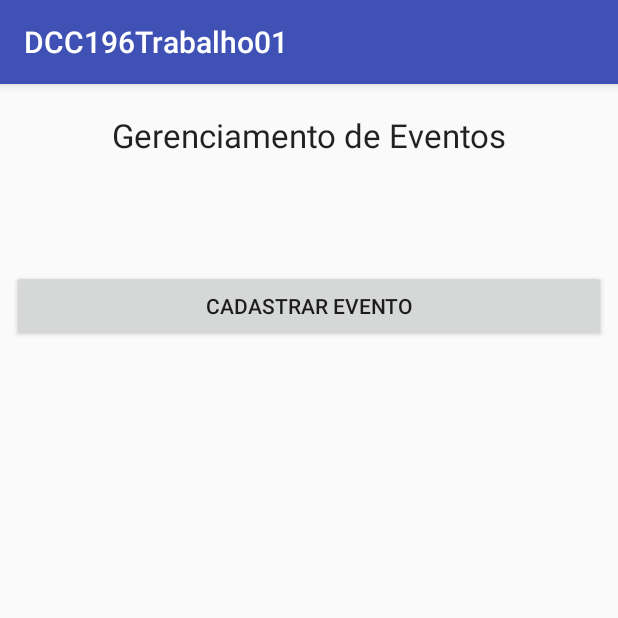
After one commit to ufjf-dcc196/dcc192-2018-3-trb1-gabriel-martins-mateus-goncalo, an Android app: the EventoActivity screen opened directly, with no data from a screen before it, on a phone screen of 412 x 824 dp, the top half of it. The commit adds this screen. Run offline under Robolectric (Android 15) with nearby library versions, the phone set to English and light mode, and no system bars.

Commit message:
Cria o EventoActivity

```diff
--- a/app/src/main/AndroidManifest.xml
+++ b/app/src/main/AndroidManifest.xml
@@ -16,7 +16,8 @@
                 <category android:name="android.intent.category.LAUNCHER" />
             </intent-filter>
         </activity>
-        <activity android:name=".ParticipanteActivity"></activity>
+        <activity android:name=".ParticipanteActivity" />
+        <activity android:name=".EventoActivity"></activity>
     </application>
 
 </manifest>
--- /dev/null
+++ b/app/src/main/java/com/example/gabriel/dcc196trabalho01/EventoActivity.java
@@ -0,0 +1,21 @@
+package com.example.gabriel.dcc196trabalho01;
+
+import android.support.v7.app.AppCompatActivity;
+import android.os.Bundle;
+import android.support.v7.widget.RecyclerView;
+import android.widget.Button;
+
+public class EventoActivity extends AppCompatActivity {
+
+    private Button btnCadastrarEvento;
+    private RecyclerView rvListaEventos;
+
+    @Override
+    protected void onCreate(Bundle savedInstanceState) {
+        super.onCreate(savedInstanceState);
+        setContentView(R.layout.activity_evento);
+
+        btnCadastrarEvento = findViewById(R.id.btn_cadastrarEvento);
+        rvListaEventos = findViewById(R.id.rv_listaEventos);
+    }
+}
--- a/app/src/main/java/com/example/gabriel/dcc196trabalho01/MainActivity.java
+++ b/app/src/main/java/com/example/gabriel/dcc196trabalho01/MainActivity.java
@@ -28,5 +28,7 @@ public class MainActivity extends AppCompatActivity {
                 startActivity(intent);
             }
         });
+
+
     }
 }
--- /dev/null
+++ b/app/src/main/res/layout/activity_evento.xml
@@ -0,0 +1,61 @@
+<?xml version="1.0" encoding="utf-8"?>
+<android.support.constraint.ConstraintLayout xmlns:android="http://schemas.android.com/apk/res/android"
+    xmlns:app="http://schemas.android.com/apk/res-auto"
+    xmlns:tools="http://schemas.android.com/tools"
+    android:layout_width="match_parent"
+    android:layout_height="match_parent"
+    tools:context=".EventoActivity">
+
+    <TextView
+        android:id="@+id/textView3"
+        android:layout_width="wrap_content"
+        android:layout_height="wrap_content"
+        android:layout_marginBottom="8dp"
+        android:layout_marginEnd="8dp"
+        android:layout_marginLeft="8dp"
+        android:layout_marginRight="8dp"
+        android:layout_marginStart="8dp"
+        android:layout_marginTop="8dp"
+        android:text="Gerenciamento de Eventos"
+        android:textAppearance="@android:style/TextAppearance.Holo.Large"
+        app:layout_constraintBottom_toBottomOf="parent"
+        app:layout_constraintEnd_toEndOf="parent"
+        app:layout_constraintStart_toStartOf="parent"
+        app:layout_constraintTop_toTopOf="parent"
+        app:layout_constraintVertical_bias="0.016" />
+
+    <android.support.v7.widget.RecyclerView
+        android:id="@+id/rv_listaEventos"
+        android:layout_width="368dp"
+        android:layout_height="354dp"
+        android:layout_marginBottom="8dp"
+        android:layout_marginEnd="8dp"
+        android:layout_marginLeft="8dp"
+        android:layout_marginRight="8dp"
+        android:layout_marginStart="8dp"
+        android:layout_marginTop="8dp"
+        app:layout_constraintBottom_toBottomOf="parent"
+        app:layout_constraintEnd_toEndOf="parent"
+        app:layout_constraintHorizontal_bias="0.0"
+        app:layout_constraintStart_toStartOf="parent"
+        app:layout_constraintTop_toTopOf="parent"
+        app:layout_constraintVertical_bias="0.953" />
+
+    <Button
+        android:id="@+id/btn_cadastrarEvento"
+        android:layout_width="0dp"
+        android:layout_height="wrap_content"
+        android:layout_marginBottom="8dp"
+        android:layout_marginEnd="8dp"
+        android:layout_marginLeft="8dp"
+        android:layout_marginRight="8dp"
+        android:layout_marginStart="8dp"
+        android:layout_marginTop="8dp"
+        android:text="Cadastrar Evento"
+        app:layout_constraintBottom_toBottomOf="parent"
+        app:layout_constraintEnd_toEndOf="parent"
+        app:layout_constraintHorizontal_bias="0.0"
+        app:layout_constraintStart_toStartOf="parent"
+        app:layout_constraintTop_toTopOf="parent"
+        app:layout_constraintVertical_bias="0.165" />
+</android.support.constraint.ConstraintLayout>
```
